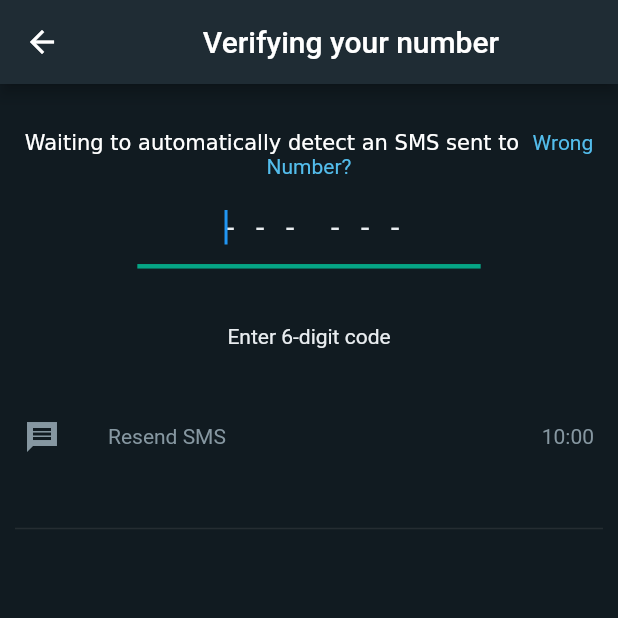
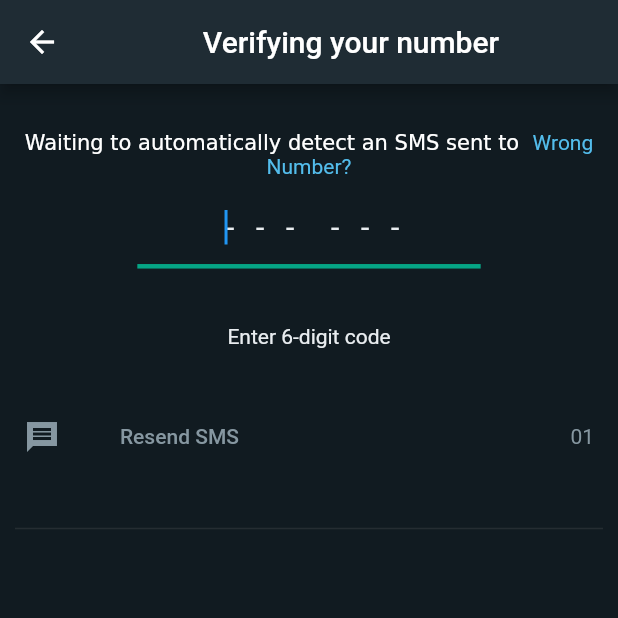
Before and after one commit to Suhaib-Hilal/whatsapp, a Flutter app: the VerificationPage screen opened directly with empty values, on a phone screen of 412 x 824 dp, the top half of it. Run offline on Flutter 3.47's test engine with Material 2 defaults, Android fonts, the phone set to English and light mode, and no system bars; our stand-ins replace country_picker, firebase_auth, firebase_core; missing offline and left inert: phone_number; accounts and stored records are empty; network calls fail.

```diff
--- a/lib/features/auth/view/login.dart
+++ b/lib/features/auth/view/login.dart
@@ -1,3 +1,5 @@
+import 'dart:async';
+
 import 'package:flutter/material.dart';
 import '../../../theme/color_theme.dart';
 import '../model/phone_number.dart';
@@ -445,6 +447,11 @@ class _VerificationPageState extends State<VerificationPage> {
   late List<SizedBox> textFields;
   String verificationId = "";
   String code = "";
+  int initialTime = 60;
+  int currentTime = 60;
+  Color color = AppColorsDark.greyColor;
+  int resendCount = 1;
+  Timer timer = Timer(const Duration(microseconds: 1), () => ());
 
   @override
   void initState() {
@@ -572,7 +579,15 @@ class _VerificationPageState extends State<VerificationPage> {
       );
     });
 
+    sendNewOtp();
+
+    super.initState();
+  }
+
+  void sendNewOtp() {
     sendOtp(widget.phoneNumber.phoneNumberWithoutFormating, (vId) {
+      setTimer();
+
       ScaffoldMessenger.of(context).showSnackBar(const SnackBar(
         content: Text(
           "OTP SENT!",
@@ -587,8 +602,19 @@ class _VerificationPageState extends State<VerificationPage> {
       ));
       setState(() => verificationId = vId);
     });
+  }
 
-    super.initState();
+  void setTimer() {
+    timer = Timer.periodic(const Duration(seconds: 1), (timer) {
+      timer.tick;
+      currentTime--;
+      if (currentTime == 0) {
+        currentTime = initialTime * resendCount * 5;
+        timer.cancel();
+      }
+      setState(() {});
+    });
+    resendCount++;
   }
 
   @override
@@ -596,7 +622,7 @@ class _VerificationPageState extends State<VerificationPage> {
     for (var focusNode in focusNodes) {
       focusNode.dispose();
     }
-
+    timer.cancel();
     super.dispose();
   }
 
@@ -676,22 +702,33 @@ class _VerificationPageState extends State<VerificationPage> {
                 color: AppColorsDark.textColor1,
               ),
             ),
-            const ListTile(
-              titleAlignment: ListTileTitleAlignment.center,
+            ListTile(
               leading: Icon(
                 Icons.message_sharp,
-                color: AppColorsDark.greyColor,
+                color: timer.isActive
+                    ? AppColorsDark.greyColor
+                    : AppColorsDark.greenColor,
               ),
-              title: Text(
-                "Resend SMS",
-                style: TextStyle(
-                  color: AppColorsDark.greyColor,
-                  fontSize: 14,
+              title: Align(
+                alignment: Alignment.centerLeft,
+                child: TextButton(
+                  child: Text(
+                    "Resend SMS",
+                    style: TextStyle(
+                      color: timer.isActive
+                          ? AppColorsDark.greyColor
+                          : AppColorsDark.greenColor,
+                      fontSize: 14,
+                    ),
+                  ),
+                  onPressed: () {
+                    sendNewOtp();
+                  },
                 ),
               ),
               trailing: Text(
-                "10:00",
-                style: TextStyle(
+                timer.isActive ? formattedTime(currentTime) : "",
+                style: const TextStyle(
                   color: AppColorsDark.greyColor,
                   fontSize: 14,
                 ),
@@ -708,6 +745,25 @@ class _VerificationPageState extends State<VerificationPage> {
         ),
       ),
     );
+  }
+
+  String formattedTime(int time) {
+    int hours = 0;
+    int minutes = time ~/ 60;
+    int seconds = time % 60;
+
+    if (minutes > 60) {
+      hours = minutes ~/ 60;
+      minutes = minutes % 60;
+    }
+
+    String hoursStr = hours < 10 ? "0$hours" : "$hours";
+    String minuteStr = minutes < 10 ? "0$minutes" : "$minutes";
+    String secondsStr = seconds < 10 ? "0$seconds" : "$seconds";
+
+    return ([hoursStr, minuteStr, secondsStr]
+          ..removeWhere((str) => str == "00"))
+        .join(":");
   }
 }
 
```
